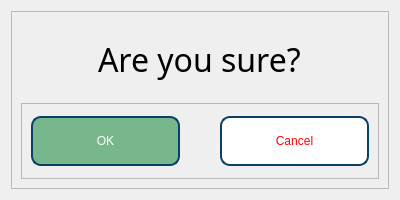
Above: ui/confirm_dialog.ui from shmatozz/desktop-App-With-Face-Auth before the change. Below: the same form after it.
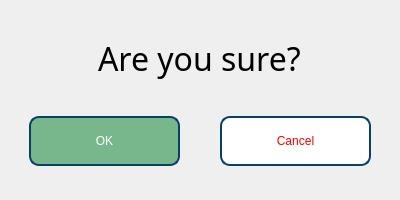
That is the form after the change.

Commit message: add window icons

What changed in the file:
```diff
--- a/ui/confirm_dialog.ui
+++ b/ui/confirm_dialog.ui
@@ -31,6 +31,10 @@
   <property name="windowTitle">
    <string>Dialog</string>
   </property>
+  <property name="styleSheet">
+   <string notr="true">border-radius: 20px;
+</string>
+  </property>
   <property name="sizeGripEnabled">
    <bool>false</bool>
   </property>
```
The commit also changes 3 other files.
